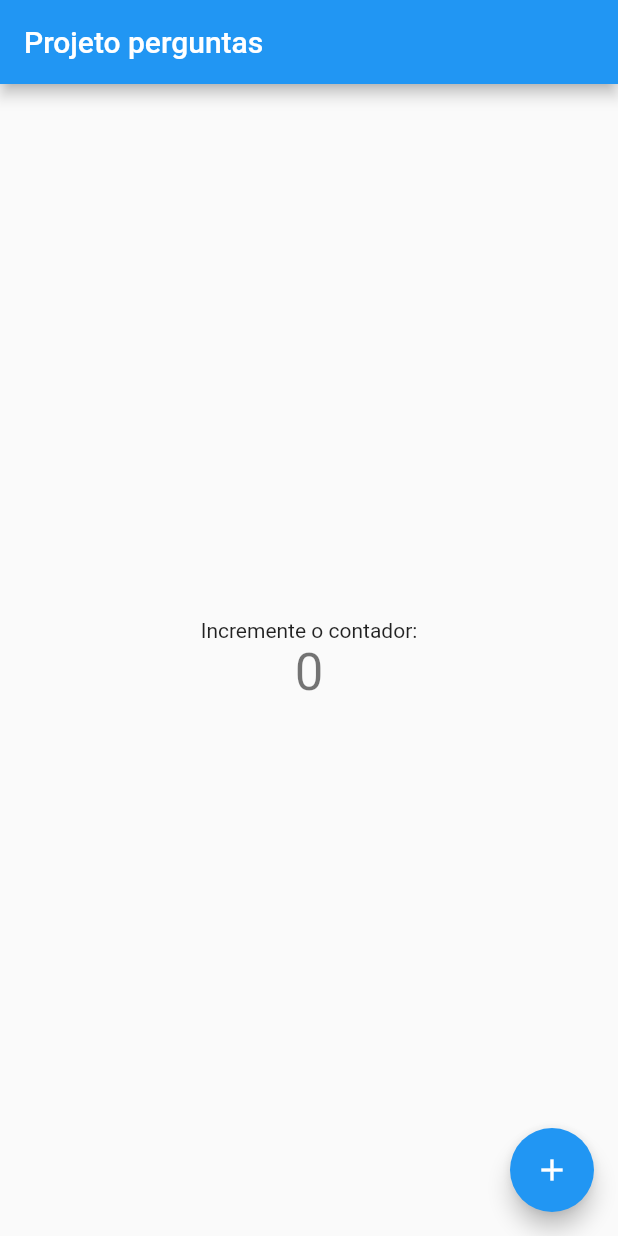
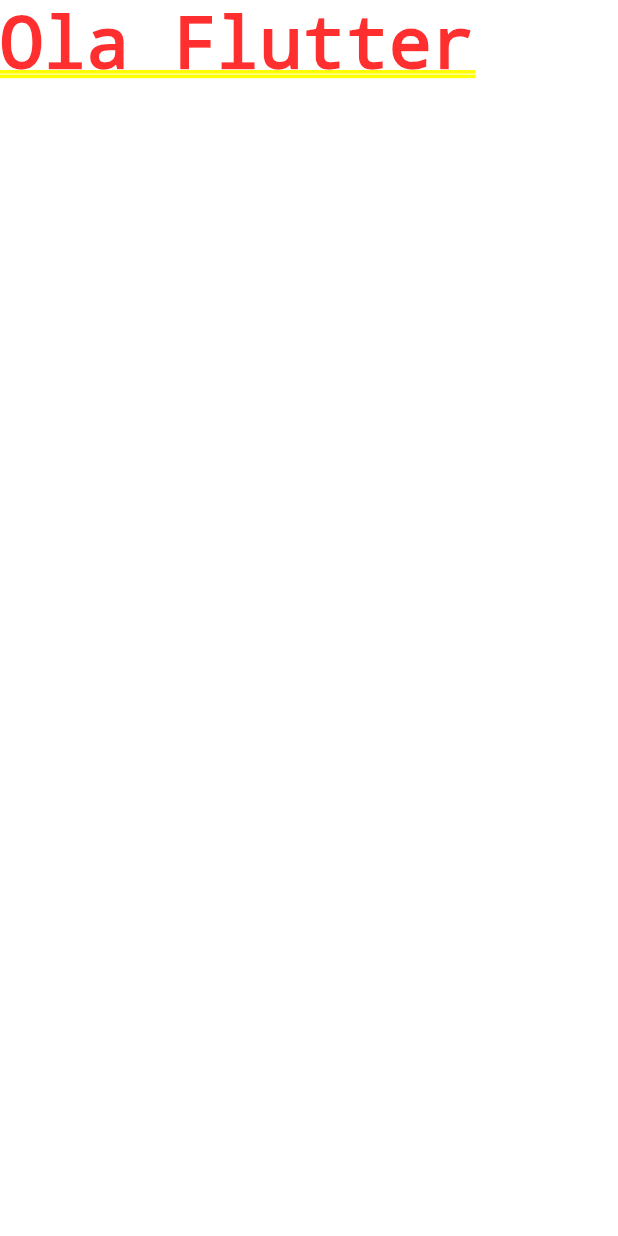
Before and after one commit to black-dev-x/GiFFF-Flutter, a Flutter app: the screen it shows after launch, on a phone screen of 412 x 824 dp. Run offline on Flutter 3.47's test engine with Material 2 defaults, Android fonts, the phone set to English and light mode, and no system bars.

Commit message:
hello world

```diff
--- /dev/null
+++ b/orientacao_objetos/modelo/cliente.dart
@@ -0,0 +1,6 @@
+class Cliente {
+  String nome;
+  String cpf;
+
+  Cliente({this.nome, this.cpf});
+}
--- a/orientacao_objetos/teste/teste_carro.dart
+++ b/orientacao_objetos/teste/teste_carro.dart
@@ -6,7 +6,7 @@ main() {
     carro.acelerar();
     print(carro);
   }
-  print('Chegou na velocidade máxima');
+  print('Chegou na velocidade máxima de ${carro.velocidadeAtual}m/s');
 
   bool estaParado = false;
   while (!estaParado) {
@@ -15,5 +15,5 @@ main() {
     print(carro);
   }
 
-  print('O carro parou');
+  print('O carro parou: ${carro.velocidadeAtual}m/s');
 }
--- a/projeto_perguntas/lib/main.dart
+++ b/projeto_perguntas/lib/main.dart
@@ -1,64 +1,12 @@
+import 'package:flutter/cupertino.dart';
 import 'package:flutter/material.dart';
 
-void main() => runApp(MyApp());
+main() {
+  runApp(PerguntaApp());
+}
 
-class MyApp extends StatelessWidget {
-  @override
+class PerguntaApp extends StatelessWidget {
   Widget build(BuildContext context) {
-    return MaterialApp(
-      title: 'Flutter Demo',
-      theme: ThemeData(
-        primarySwatch: Colors.blue,
-        visualDensity: VisualDensity.adaptivePlatformDensity,
-      ),
-      home: MyHomePage(title: 'Projeto perguntas'),
-    );
+    return MaterialApp(home: Text('Ola Flutter'));
   }
 }
-
-class MyHomePage extends StatefulWidget {
-  MyHomePage({Key key, this.title}) : super(key: key);
-
-  final String title;
-
-  @override
-  _MyHomePageState createState() => _MyHomePageState();
-}
-
-class _MyHomePageState extends State<MyHomePage> {
-  int _counter = 0;
-
-  void _incrementCounter() {
-    setState(() {
-      _counter++;
-    });
-  }
-
-  @override
-  Widget build(BuildContext context) {
-    return Scaffold(
-      appBar: AppBar(
-        title: Text(widget.title),
-      ),
-      body: Center(
-        child: Column(
-          mainAxisAlignment: MainAxisAlignment.center,
-          children: <Widget>[
-            Text(
-              'Incremente o contador:',
-            ),
-            Text(
-              '$_counter',
-              style: Theme.of(context).textTheme.headline4,
-            ),
-          ],
-        ),
-      ),
-      floatingActionButton: FloatingActionButton(
-        onPressed: _incrementCounter,
-        tooltip: 'Increment',
-        child: Icon(Icons.add),
-      ),
-    );
-  }
-}
```
Also changed, not shown: orientacao_objetos/modelo/carro.dart (+20 -12 lines), orientacao_objetos/modelo/produto.dart (added, +12 -0 lines), orientacao_objetos/modelo/venda_item.dart (added, +27 -0 lines).
